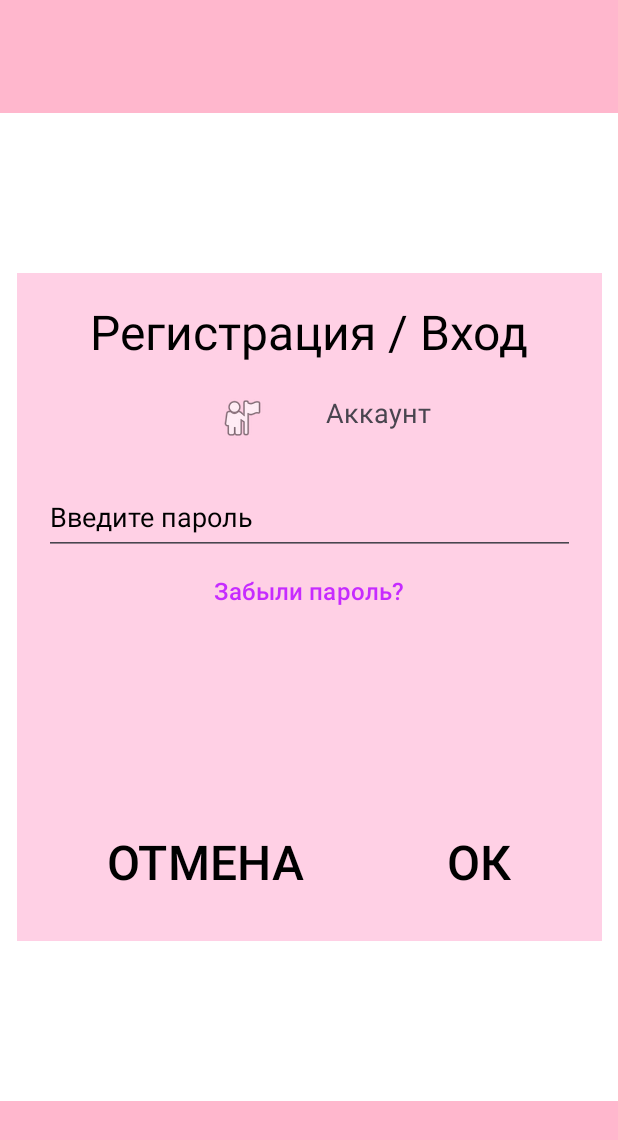
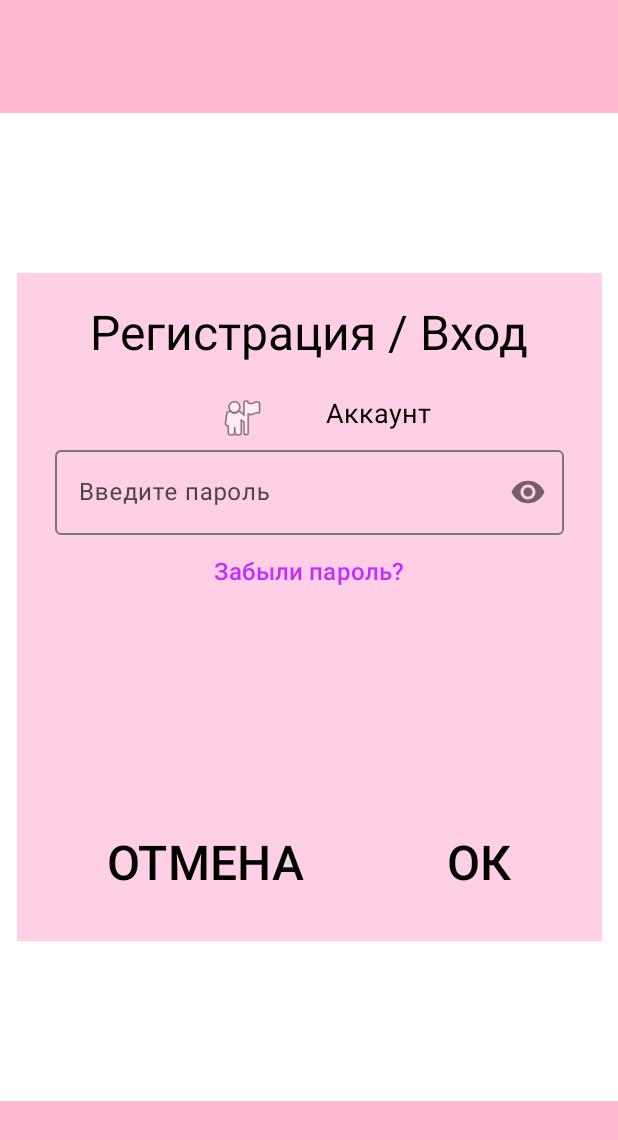
Before and after one commit to elmak2308/Teacher-s-helper, an Android app: the screen it shows after launch (MainActivity), after a tap on "ОК", on a phone screen of 412 x 824 dp. Shown: the top 1140 px of the screen. Run offline under Robolectric (Android 15) with nearby library versions, the light colour scheme and no system bars.

Commit message:
сделала показать/скрыть пароль

```diff
--- a/TeachersHelper2/app/src/main/res/layout/fragment_login.xml
+++ b/TeachersHelper2/app/src/main/res/layout/fragment_login.xml
@@ -81,9 +81,10 @@
             <Spinner
                 android:id="@+id/choose_account_spin"
                 android:layout_width="wrap_content"
+                android:layout_height="wrap_content"
+                android:textColor="@color/black"
+                android:layout_gravity="center_horizontal"
                 android:layout_marginLeft="20dp"
-                android:layout_height="wrap_content"
-                android:layout_gravity="center_horizontal"
                 android:entries="@array/Choose_account_spinner_text" />
 
         </LinearLayout>
--- a/TeachersHelper2/app/src/main/res/layout/fragment_loginparol.xml
+++ b/TeachersHelper2/app/src/main/res/layout/fragment_loginparol.xml
@@ -80,29 +80,47 @@
 
             <TextView
                 android:id="@+id/choose_account_spin"
+                android:textColor="@color/black"
                 android:layout_width="wrap_content"
                 android:layout_height="match_parent"
                 android:layout_gravity="center_horizontal"
                 android:layout_marginLeft="20dp"
-                android:textSize="18sp"
-                android:text="@string/account_text" />
+                android:text="@string/account_text"
+                android:textSize="18sp" />
         </LinearLayout>
 
-        <EditText
-            android:id="@+id/parol_parol"
+<!--        <EditText-->
+<!--            android:id="@+id/parol_parol"-->
+<!--            android:layout_width="match_parent"-->
+<!--            android:layout_height="50dp"-->
+<!--            android:layout_gravity="center_vertical"-->
+<!--            android:layout_marginStart="18dp"-->
+<!--            android:layout_marginTop="25dp"-->
+<!--            android:layout_marginEnd="18dp"-->
+<!--            android:hint="@string/parol"-->
+<!--            android:inputType="textPassword"-->
+<!--            android:textColor="@color/black"-->
+<!--            android:textColorHighlight="#000000"-->
+<!--            android:textColorHint="#000000"-->
+<!--            android:textColorLink="#000000"-->
+<!--            android:textSize="18sp" />-->
+
+        <com.google.android.material.textfield.TextInputLayout
             android:layout_width="match_parent"
-            android:layout_height="50dp"
-            android:layout_gravity="center_vertical"
-            android:layout_marginStart="18dp"
-            android:layout_marginTop="25dp"
-            android:layout_marginEnd="18dp"
-            android:hint="@string/parol"
-            android:inputType="textPassword"
-            android:textColor="@color/black"
-            android:textColorHighlight="#000000"
-            android:textColorHint="#000000"
-            android:textColorLink="#000000"
-            android:textSize="18sp" />
+            android:layout_height="wrap_content"
+            android:layout_marginLeft="25dp"
+            android:layout_marginRight="25dp"
+            android:layout_gravity="center_horizontal"
+            app:passwordToggleEnabled="true">
+
+            <com.google.android.material.textfield.TextInputEditText
+                android:id="@+id/passwordEdit"
+                android:layout_width="match_parent"
+                android:textColor="@color/black"
+                android:layout_height="wrap_content"
+                android:hint="@string/parol"
+                android:inputType="textPassword" />
+        </com.google.android.material.textfield.TextInputLayout>
 
         <Button
             android:id="@+id/parolzabil"
```
Also changed, not shown: TeachersHelper2/app/src/main/java/com/hfad/teachershelper/PersonalDataFragment.kt (added, +59 -0 lines), TeachersHelper2/app/src/main/res/layout/fragment_personal_data.xml (added, +14 -0 lines).
